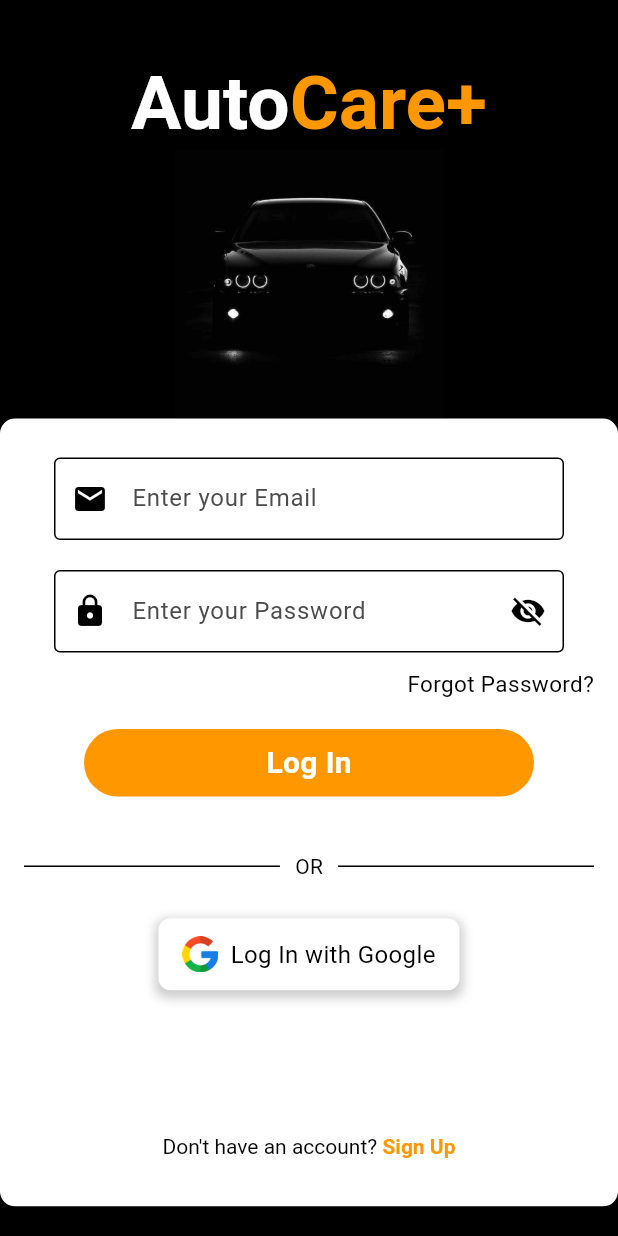
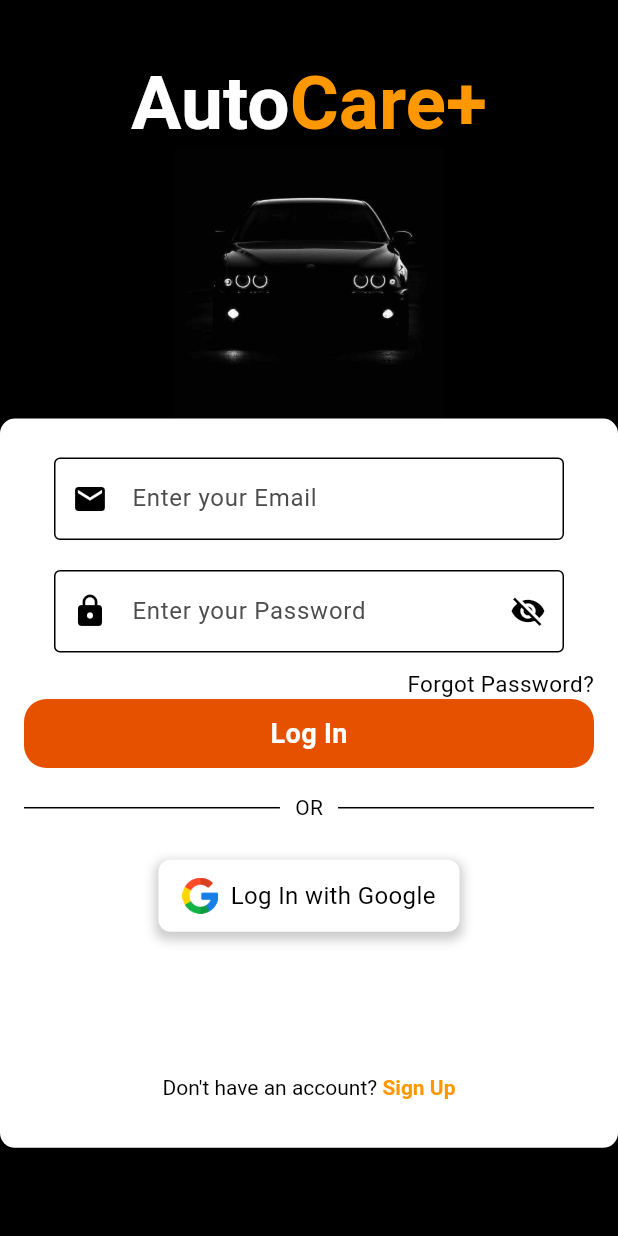
Before and after one commit to TechPyllars2024/AutoCareAutomotive, a Flutter app: the screen it shows after launch, on a phone screen of 412 x 824 dp. Run offline on Flutter 3.47's test engine with Material 3 defaults, Android fonts, the phone set to English and light mode, and no system bars; drawn by our look-alikes of flutter_animate; our stand-ins replace carousel_slider, cloud_firestore, curved_navigation_bar, file_picker, firebase_auth, firebase_core and 7 more; missing offline and left inert: flutter_pannable_rating_bar, flutter_pdfview; accounts and stored records are empty.

Commit message:
update: button widget

```diff
--- a/lib/Authentication/widgets/button.dart
+++ b/lib/Authentication/widgets/button.dart
@@ -1,39 +1,58 @@
 import 'package:flutter/material.dart';
 
 class MyButtons extends StatelessWidget {
-  final VoidCallback onTap;
+  final VoidCallback? onTap; // Allow for null callbacks
   final String text;
+  final bool isLoading; // Add this parameter
 
   const MyButtons({
     super.key,
     required this.onTap,
     required this.text,
+    this.isLoading = false, // Default to false if not provided
   });
 
   @override
   Widget build(BuildContext context) {
     return InkWell(
-      onTap: onTap,
+
+      onTap: isLoading ? null : onTap, // Disable tap when loading
       child: Padding(
-        padding: const EdgeInsets.all(20),
+        padding: const EdgeInsets.only(top: 0.0),
         child: Container(
           alignment: Alignment.center,
-          padding: const EdgeInsets.symmetric(vertical: 8),
-          width: 300,
-          decoration: const ShapeDecoration(
+          padding: const EdgeInsets.symmetric(vertical: 10),
+          width: double.infinity,
+
+          decoration: ShapeDecoration(
             shape: RoundedRectangleBorder(
               borderRadius: BorderRadius.all(
-                  Radius.circular(30),
+                Radius.circular(15),
               ),
+
             ),
-              color: Colors.orange),
-          child: Text(
+
+            color: Colors.orange.shade900, // Keep the button color consistent
+          ),
+          child: Stack(
+            alignment: Alignment.center,
+            children: [
+              // Display text or loading indicator based on isLoading
+              if (isLoading)
+                const CircularProgressIndicator(
+                  color: Colors.white,
+
+                )
+              else
+                Text(
                   text,
                   style: const TextStyle(
-              fontSize: 20,
+                    fontSize: 18,
                     color: Colors.white,
                     fontWeight: FontWeight.bold,
                   ),
+                ),
+            ],
           ),
         ),
       ),
```
Lines whose indentation alone changed are shown as unchanged.
